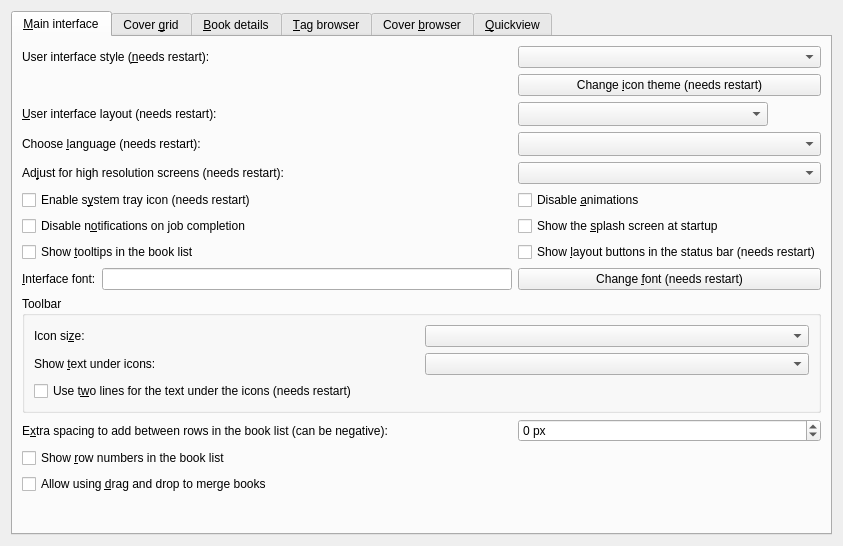
Old version of the form src/calibre/gui2/preferences/look_feel.ui in the repository debian-calibre/calibre.
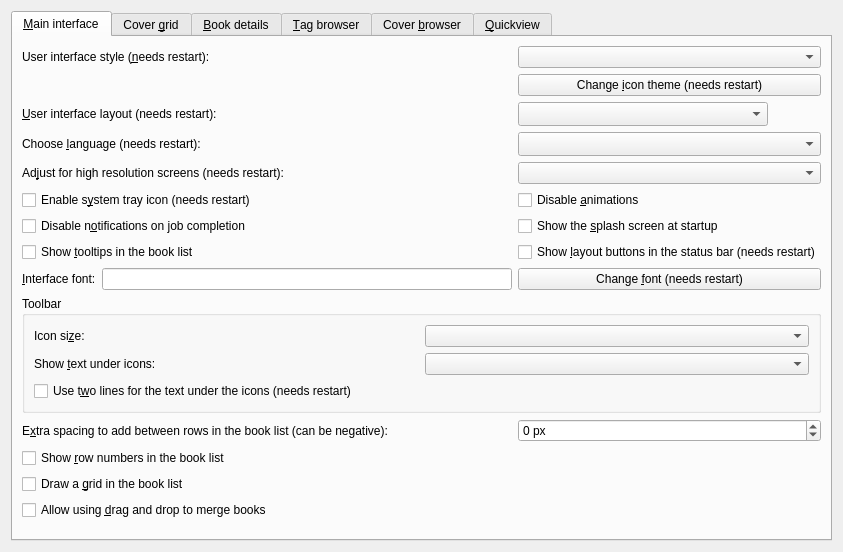
New version of the form. Icons and pictures are not drawn. Custom widgets are drawn as their Qt base class.

The edit to the form file:
```diff
--- a/src/calibre/gui2/preferences/look_feel.ui
+++ b/src/calibre/gui2/preferences/look_feel.ui
@@ -7,7 +7,7 @@
     <x>0</x>
     <y>0</y>
     <width>843</width>
-    <height>546</height>
+    <height>552</height>
    </rect>
   </property>
   <property name="windowTitle">
@@ -150,7 +150,7 @@
          </property>
         </widget>
        </item>
-       <item row="13" column="0">
+       <item row="14" column="0">
         <spacer name="verticalSpacer_3">
          <property name="orientation">
           <enum>Qt::Vertical</enum>
@@ -284,13 +284,20 @@
          </property>
         </widget>
        </item>
-       <item row="12" column="0">
+       <item row="13" column="0">
         <widget class="QCheckBox" name="opt_dnd_merge">
          <property name="text">
           <string>Allow using &amp;drag and drop to merge books</string>
          </property>
         </widget>
        </item>
+       <item row="12" column="0" colspan="2">
+        <widget class="QCheckBox" name="opt_booklist_grid">
+         <property name="text">
+          <string>Draw a &amp;grid in the book list</string>
+         </property>
+        </widget>
+       </item>
       </layout>
      </widget>
      <widget class="QWidget" name="cover_grid_tab">
```
Left out of the diff: 20 changed lines with no effect on the pictures.
